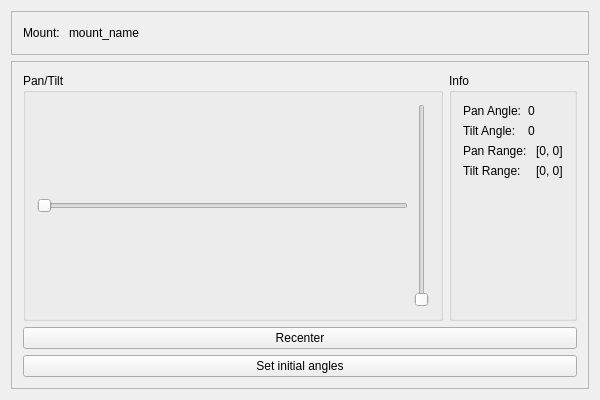
First picture: the form in src/app/widgets/MountControlsWidget/mountcontrolswidget.ui, repository m-riley04/ModularSensorSystem, before the edit.
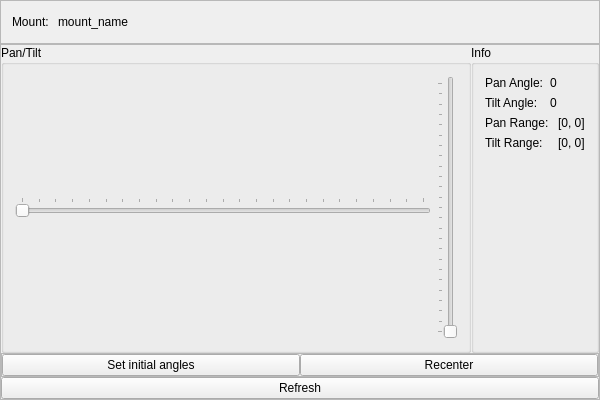
Second picture: the form after the edit.

Patch:
```diff
--- a/src/app/widgets/MountControlsWidget/mountcontrolswidget.ui
+++ b/src/app/widgets/MountControlsWidget/mountcontrolswidget.ui
@@ -14,6 +14,21 @@
    <string>MountControlsWidget</string>
   </property>
   <layout class="QVBoxLayout" name="verticalLayout">
+   <property name="spacing">
+    <number>0</number>
+   </property>
+   <property name="leftMargin">
+    <number>0</number>
+   </property>
+   <property name="topMargin">
+    <number>0</number>
+   </property>
+   <property name="rightMargin">
+    <number>0</number>
+   </property>
+   <property name="bottomMargin">
+    <number>0</number>
+   </property>
    <item>
     <widget class="QFrame" name="frame">
      <property name="frameShape">
@@ -62,6 +77,62 @@
       <enum>QFrame::Shadow::Raised</enum>
      </property>
      <layout class="QGridLayout" name="gridLayout">
+      <property name="leftMargin">
+       <number>0</number>
+      </property>
+      <property name="topMargin">
+       <number>0</number>
+      </property>
+      <property name="rightMargin">
+       <number>0</number>
+      </property>
+      <property name="bottomMargin">
+       <number>0</number>
+      </property>
+      <property name="spacing">
+       <number>0</number>
+      </property>
+      <item row="1" column="0" colspan="2">
+       <widget class="QFrame" name="frameButtons">
+        <property name="frameShape">
+         <enum>QFrame::Shape::StyledPanel</enum>
+        </property>
+        <property name="frameShadow">
+         <enum>QFrame::Shadow::Raised</enum>
+        </property>
+        <layout class="QHBoxLayout" name="horizontalLayout_3">
+         <property name="spacing">
+          <number>0</number>
+         </property>
+         <property name="leftMargin">
+          <number>0</number>
+         </property>
+         <property name="topMargin">
+          <number>0</number>
+         </property>
+         <property name="rightMargin">
+          <number>0</number>
+         </property>
+         <property name="bottomMargin">
+          <number>0</number>
+         </property>
+         <item>
+          <widget class="QPushButton" name="buttonSetInitialAngles">
+           <property name="text">
+            <string>Set initial angles</string>
+           </property>
+          </widget>
+         </item>
+         <item>
+          <widget class="QPushButton" name="buttonRecenter">
+           <property name="text">
+            <string>Recenter</string>
+           </property>
+          </widget>
+         </item>
+        </layout>
+       </widget>
+      </item>
       <item row="0" column="0">
        <widget class="QGroupBox" name="groupBox">
         <property name="title">
@@ -76,6 +147,12 @@
            <property name="orientation">
             <enum>Qt::Orientation::Horizontal</enum>
            </property>
+           <property name="tickPosition">
+            <enum>QSlider::TickPosition::TicksAbove</enum>
+           </property>
+           <property name="tickInterval">
+            <number>15</number>
+           </property>
           </widget>
          </item>
          <item>
@@ -89,18 +166,17 @@
            <property name="orientation">
             <enum>Qt::Orientation::Vertical</enum>
            </property>
+           <property name="tickPosition">
+            <enum>QSlider::TickPosition::TicksAbove</enum>
+           </property>
+           <property name="tickInterval">
+            <number>15</number>
+           </property>
           </widget>
          </item>
         </layout>
        </widget>
       </item>
-      <item row="1" column="0" colspan="2">
-       <widget class="QPushButton" name="buttonRecenter">
-        <property name="text">
-         <string>Recenter</string>
-        </property>
-       </widget>
-      </item>
       <item row="0" column="1">
        <widget class="QGroupBox" name="groupBox_2">
         <property name="title">
@@ -180,9 +256,9 @@
        </widget>
       </item>
       <item row="2" column="0" colspan="2">
-       <widget class="QPushButton" name="buttonSetInitialAngles">
+       <widget class="QPushButton" name="buttonRefresh">
         <property name="text">
-         <string>Set initial angles</string>
+         <string>Refresh</string>
         </property>
        </widget>
       </item>
```
Left out of the diff: 2 changed lines with no effect on the pictures.
